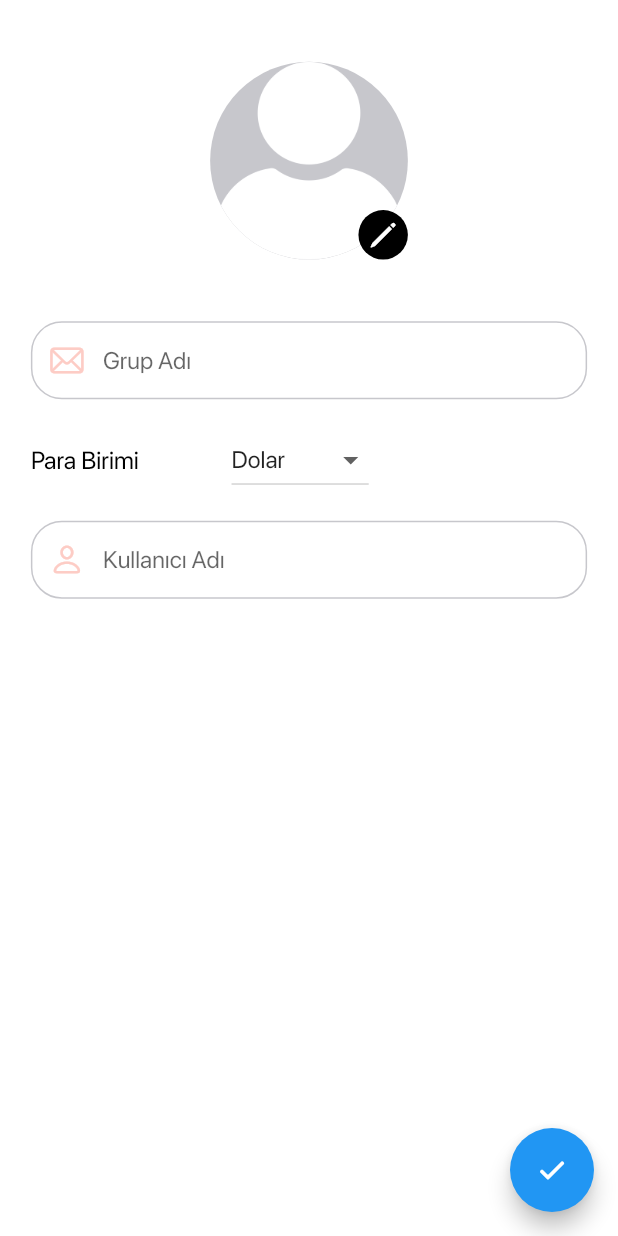
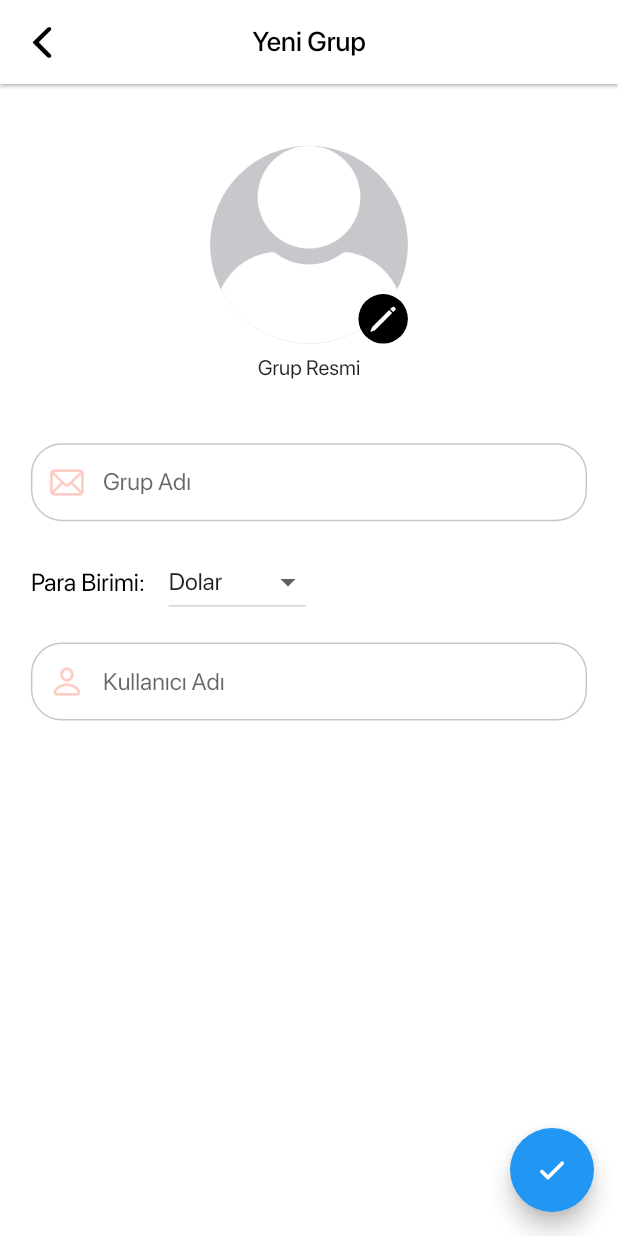
Before and after one commit to mlafci/paypara, a Flutter app: the screen it shows after launch, after a tap on an icon or button, on a phone screen of 412 x 824 dp. Run offline on Flutter 3.47's test engine with Material 2 defaults, Android fonts, the phone set to English and light mode, and no system bars; our stand-ins replace image_cropper, image_picker, shared_preferences; network calls fail.

Commit message:
new group bug fixes, status cart is added

```diff
--- a/lib/ui/views/group/group_detail_view.dart
+++ b/lib/ui/views/group/group_detail_view.dart
@@ -37,7 +37,10 @@ class _GroupDetailViewState extends State<GroupDetailView> {
         actions: [
           IconButton(
             icon: Icon(Icons.settings),
-            onPressed: () {},
+            onPressed: () {
+              NavigationService.navigateToPage(
+                  context, NavigationConstants.groupSettingView);
+            },
             color: Colors.red,
           )
         ],
@@ -79,7 +82,8 @@ class _GroupDetailViewState extends State<GroupDetailView> {
                     itemCount: categories.length,
                     itemBuilder: (context, index) {
                       return Padding(
-                        padding: EdgeInsets.only(right: Utility.dynamicWidth(0.05)),
+                        padding:
+                            EdgeInsets.only(right: Utility.dynamicWidth(0.05)),
                         child: Column(
                           children: [
                             Container(
@@ -87,7 +91,8 @@ class _GroupDetailViewState extends State<GroupDetailView> {
                               height: Utility.dynamicHeight(0.08),
                               decoration: BoxDecoration(
                                 color: categories[index]["color"],
-                                borderRadius: BorderRadius.circular(Utility.borderRadius),
+                                borderRadius:
+                                    BorderRadius.circular(Utility.borderRadius),
                               ),
                               child: Icon(
                                 categories[index]["icon"],
@@ -100,7 +105,8 @@ class _GroupDetailViewState extends State<GroupDetailView> {
                             ),
                             Text(
                               categories[index]["name"],
-                              style: TextStyleManager.instance.headline5BlackRegular,
+                              style: TextStyleManager
+                                  .instance.headline5BlackRegular,
                             )
                           ],
                         ),
@@ -115,17 +121,22 @@ class _GroupDetailViewState extends State<GroupDetailView> {
                   mainAxisAlignment: MainAxisAlignment.spaceBetween,
                   children: [
                     Padding(
-                      padding: EdgeInsets.only(left: Utility.dynamicWidth(0.05)),
+                      padding:
+                          EdgeInsets.only(left: Utility.dynamicWidth(0.05)),
                       child: Text(
                         "Son Harcamalar",
                         style: TextStyleManager.instance.headline2BlackMedium,
                       ),
                     ),
                     Padding(
-                      padding: EdgeInsets.only(right: Utility.dynamicWidth(0.05)),
+                      padding:
+                          EdgeInsets.only(right: Utility.dynamicWidth(0.05)),
                       child: InkWell(
                         onTap: () {
-                          NavigationService.navigateToPage(context, NavigationConstants.recentExpensesView, widget.group);
+                          NavigationService.navigateToPage(
+                              context,
+                              NavigationConstants.recentExpensesView,
+                              widget.group);
                         },
                         child: Text(
                           "Tümünü Gör",
@@ -140,13 +151,16 @@ class _GroupDetailViewState extends State<GroupDetailView> {
                 ),
                 Expanded(
                   child: ListView.builder(
-                    itemCount: ExpenseService.instance.lastExpenses.result.length,
+                    itemCount:
+                        ExpenseService.instance.lastExpenses.result.length,
                     itemBuilder: (context, index) {
                       return listTileWidget(
-                          categoryId: ExpenseService.instance.lastExpenses.result[index].categoryId,
+                          categoryId: ExpenseService
+                              .instance.lastExpenses.result[index].categoryId,
                           subtitle:
                               "${ExpenseService.instance.lastExpenses.result[index].date.day}/${ExpenseService.instance.lastExpenses.result[index].date.month}/${ExpenseService.instance.lastExpenses.result[index].date.year}     (${ExpenseService.instance.lastExpenses.result[index].nameSurname})",
-                          price: ExpenseService.instance.lastExpenses.result[index].price,
+                          price: ExpenseService
+                              .instance.lastExpenses.result[index].price,
                           currencyType: widget.group.currencyType);
                     },
                   ),
@@ -160,7 +174,8 @@ class _GroupDetailViewState extends State<GroupDetailView> {
     setState(() {
       loading = true;
     });
-    await ExpenseService.instance.getExpenses(context: context, groupID: widget.group.id);
+    await ExpenseService.instance
+        .getExpenses(context: context, groupID: widget.group.id);
     setState(() {
       loading = false;
     });
--- a/lib/ui/views/home/home_view.dart
+++ b/lib/ui/views/home/home_view.dart
@@ -57,6 +57,20 @@ class _HomeViewState extends State<HomeView> {
           ? Center(child: CircularProgressIndicator())
           : Column(
               children: [
+                SizedBox(
+                  height: Utility.dynamicHeight(0.02),
+                ),
+                Container(
+                    width: Utility.dynamicWidth(0.75),
+                    height: Utility.dynamicHeight(0.20),
+                    decoration: BoxDecoration(
+                        borderRadius:
+                            BorderRadius.circular(Utility.borderRadius),
+                        color: Colors.blue),
+                    child: Column(children: [
+                      Row(children: [Text("Anıl Savaşkurt")]),
+                      Row(children: [Text("3.500 ₺")])
+                    ])),
                 SizedBox(
                   height: Utility.dynamicHeight(0.05),
                 ),
--- a/lib/ui/views/home/new_group_view.dart
+++ b/lib/ui/views/home/new_group_view.dart
@@ -5,6 +5,7 @@ import 'package:flutter/material.dart';
 import 'package:paypara/controller/image_picker/image_picker_controller.dart';
 import 'package:paypara/core/base/state/utility.dart';
 import 'package:paypara/core/constants/asset_constant.dart';
+import 'package:paypara/core/init/navigation/navigation_service.dart';
 import 'package:paypara/core/init/theme/color_manager.dart';
 import 'package:paypara/core/init/theme/text_style_manager.dart';
 import 'package:paypara/models/user/user.dart';
@@ -12,6 +13,7 @@ import 'package:paypara/services/group/group_service.dart';
 import 'package:paypara/services/user/user_service.dart';
 import 'package:paypara/ui/view_models/image_picker/image_picker_model.dart';
 import 'package:paypara/ui/view_models/text_input/text_input_model.dart';
+import 'package:paypara/ui/widgets/appBar.dart';
 import 'package:paypara/ui/widgets/button.dart';
 import 'package:paypara/ui/widgets/textField.dart';
 
@@ -50,14 +52,12 @@ class _NewGroupViewState extends State<NewGroupView> {
 
   @override
   Widget build(BuildContext context) {
-    Utility.height = MediaQueryData.fromWindow(WidgetsBinding.instance.window).size.height;
-    Utility.width = MediaQueryData.fromWindow(WidgetsBinding.instance.window).size.width;
+    Utility.height =
+        MediaQueryData.fromWindow(WidgetsBinding.instance.window).size.height;
+    Utility.width =
+        MediaQueryData.fromWindow(WidgetsBinding.instance.window).size.width;
     return Scaffold(
-      appBar: AppBar(
-        toolbarHeight: 0,
-        backgroundColor: ColorManager.instance.white,
-        elevation: 0,
-      ),
+      appBar: appBar(text: 'Yeni Grup', isBack: true, context: context),
       floatingActionButton: FloatingActionButton(
         onPressed: () {
           GroupService.instance.addGroup(
@@ -97,7 +97,8 @@ class _NewGroupViewState extends State<NewGroupView> {
                   bottom: 0,
                   child: GestureDetector(
                     onTap: () async {
-                      await ImagePickerController.getImageFromGallery(groupImage);
+                      await ImagePickerController.getImageFromGallery(
+                          groupImage);
                       setState(() {});
                     },
                     child: Container(
@@ -119,6 +120,10 @@ class _NewGroupViewState extends State<NewGroupView> {
               ],
             ),
             SizedBox(
+              height: Utility.dynamicHeight(0.01),
+            ),
+            Text("Grup Resmi"),
+            SizedBox(
               height: Utility.dynamicHeight(0.05),
             ),
             textField(textInputModel: groupName),
@@ -131,15 +136,16 @@ class _NewGroupViewState extends State<NewGroupView> {
                   width: Utility.dynamicWidth(0.05),
                 ),
                 Text(
-                  "Para Birimi",
+                  "Para Birimi: ",
                   style: TextStyleManager.instance.headline5BlackRegular,
                 ),
                 SizedBox(
-                  width: Utility.dynamicWidth(0.15),
+                  width: Utility.dynamicWidth(0.03),
                 ),
                 DropdownButton<String>(
                   value: currencyTpye,
-                  items: <String>['Dolar', 'Euro', 'Türk Lirası'].map((String value) {
+                  items: <String>['Dolar', 'Euro', 'Türk Lirası']
+                      .map((String value) {
                     return DropdownMenuItem<String>(
                       value: value,
                       child: Text(value),
@@ -168,7 +174,8 @@ class _NewGroupViewState extends State<NewGroupView> {
             textField(
               textInputModel: userName,
               function: () async {
-                await UserService.instance.searchUser(context: context, userName: userName);
+                await UserService.instance
+                    .searchUser(context: context, userName: userName);
                 setState(() {});
               },
             ),
@@ -251,8 +258,12 @@ class _NewGroupViewState extends State<NewGroupView> {
                             child: GestureDetector(
                               onTap: () {
                                 setState(() {
-                                  if (!groupUser.result.any((element) => element.id == UserService.instance.user.result[index].id)) {
-                                    groupUser.result.add(UserService.instance.user.result[index]);
+                                  if (!groupUser.result.any((element) =>
+                                      element.id ==
+                                      UserService
+                                          .instance.user.result[index].id)) {
+                                    groupUser.result.add(UserService
+                                        .instance.user.result[index]);
                                   }
                                 });
                               },
@@ -262,7 +273,8 @@ class _NewGroupViewState extends State<NewGroupView> {
                                     CircleAvatar(
                                       radius: Utility.dynamicHeight(0.03),
                                       backgroundImage: MemoryImage(
-                                        base64Decode(UserService.instance.user.result[index].image),
+                                        base64Decode(UserService
+                                            .instance.user.result[index].image),
                                       ),
                                     ),
                                     SizedBox(
@@ -270,7 +282,8 @@ class _NewGroupViewState extends State<NewGroupView> {
                                     ),
                                     Text(
                                       "${UserService.instance.user.result[index].name}",
-                                      style: TextStyleManager.instance.headline5BlackRegular,
+                                      style: TextStyleManager
+                                          .instance.headline5BlackRegular,
                                     ),
                                   ],
                                 ),
```
